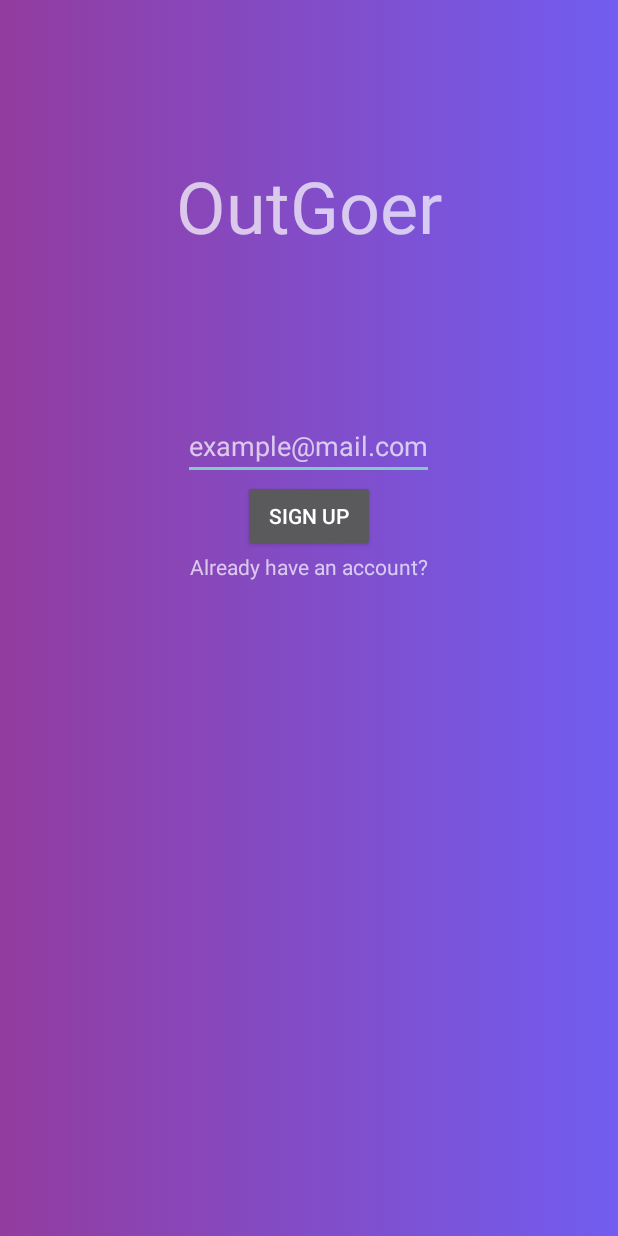
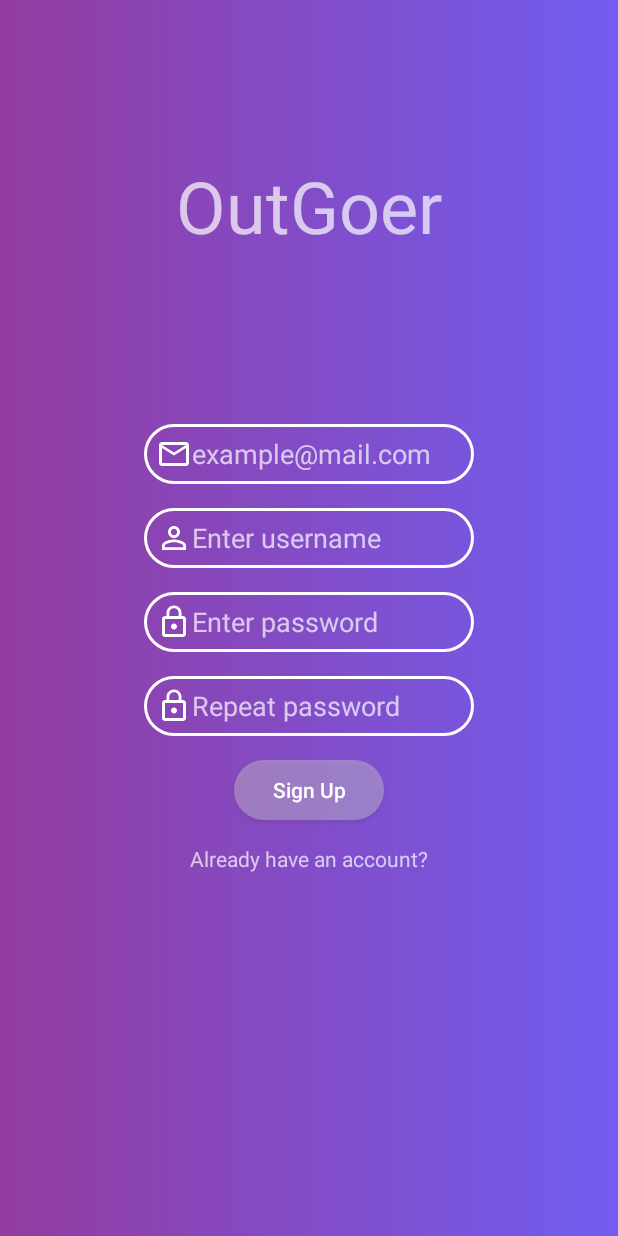
Before and after one commit to MatWoj27/out-goer, an Android app: the screen it shows after launch (LoginActivity), after a tap on an icon or button, on a phone screen of 412 x 824 dp. Run offline under Robolectric (Android 15) with nearby library versions, the phone set to English and light mode, and no system bars; our stand-ins replace ButterKnife.

Commit message:
Sign up fragment layout designed

```diff
--- /dev/null
+++ b/app/src/main/res/drawable/mail_outline.xml
@@ -0,0 +1,9 @@
+<vector xmlns:android="http://schemas.android.com/apk/res/android"
+    android:width="24dp"
+    android:height="24dp"
+    android:viewportHeight="24.0"
+    android:viewportWidth="24.0">
+    <path
+        android:fillColor="#FFFFFF"
+        android:pathData="M20,4L4,4c-1.1,0 -1.99,0.9 -1.99,2L2,18c0,1.1 0.9,2 2,2h16c1.1,0 2,-0.9 2,-2L22,6c0,-1.1 -0.9,-2 -2,-2zM20,18L4,18L4,8l8,5 8,-5v10zM12,11L4,6h16l-8,5z" />
+</vector>
--- a/app/src/main/res/layout/fragment_sign_up.xml
+++ b/app/src/main/res/layout/fragment_sign_up.xml
@@ -8,20 +8,69 @@
 
     <EditText
         android:id="@+id/mail"
-        android:layout_width="wrap_content"
-        android:layout_height="wrap_content"
-        android:hint="@string/mail_hint" />
+        android:layout_width="@dimen/login_edit_text_width"
+        android:layout_height="@dimen/login_edit_text_height"
+        android:layout_margin="8dp"
+        android:background="@drawable/rounded_edit_text"
+        android:drawableLeft="@drawable/mail_outline"
+        android:hint="@string/mail_hint"
+        android:inputType="textEmailAddress"
+        android:maxLines="1"
+        android:paddingLeft="8dp"
+        android:paddingRight="8dp" />
+
+    <EditText
+        android:id="@+id/username"
+        android:layout_width="@dimen/login_edit_text_width"
+        android:layout_height="@dimen/login_edit_text_height"
+        android:layout_margin="8dp"
+        android:background="@drawable/rounded_edit_text"
+        android:drawableLeft="@drawable/person_outline"
+        android:hint="@string/set_username_hint"
+        android:inputType="text"
+        android:maxLines="1"
+        android:paddingLeft="8dp"
+        android:paddingRight="8dp" />
+
+    <EditText
+        android:id="@+id/password"
+        android:layout_width="@dimen/login_edit_text_width"
+        android:layout_height="@dimen/login_edit_text_height"
+        android:layout_margin="8dp"
+        android:background="@drawable/rounded_edit_text"
+        android:drawableLeft="@drawable/lock_outline"
+        android:hint="@string/set_password_hint"
+        android:inputType="textPassword"
+        android:paddingLeft="8dp"
+        android:paddingRight="8dp" />
+
+    <EditText
+        android:id="@+id/repeat_password"
+        android:layout_width="@dimen/login_edit_text_width"
+        android:layout_height="@dimen/login_edit_text_height"
+        android:layout_margin="8dp"
+        android:background="@drawable/rounded_edit_text"
+        android:drawableLeft="@drawable/lock_outline"
+        android:hint="@string/repeat_password_hint"
+        android:inputType="textPassword"
+        android:paddingLeft="8dp"
+        android:paddingRight="8dp" />
 
     <Button
         android:id="@+id/sign_up_btn"
-        android:layout_width="wrap_content"
-        android:layout_height="wrap_content"
-        android:text="@string/sign_up" />
+        android:layout_width="100dp"
+        android:layout_height="40dp"
+        android:layout_margin="8dp"
+        android:background="@drawable/rounded_btn"
+        android:text="@string/sign_up"
+        android:textAllCaps="false" />
 
     <TextView
         android:id="@+id/sign_in"
         android:layout_width="wrap_content"
         android:layout_height="wrap_content"
+        android:layout_margin="8dp"
+        android:clickable="true"
         android:text="@string/go_to_sign_in" />
 
 </LinearLayout>
--- a/app/src/main/res/values/strings.xml
+++ b/app/src/main/res/values/strings.xml
@@ -5,6 +5,9 @@
     <string name="sign_in">Sign In</string>
     <string name="go_to_sign_up">Don\'t have an account?</string>
     <string name="mail_hint">example@mail.com</string>
+    <string name="set_username_hint">Enter username</string>
+    <string name="set_password_hint">Enter password</string>
+    <string name="repeat_password_hint">Repeat password</string>
     <string name="sign_up">Sign Up</string>
     <string name="forgot_password">Forgot password?</string>
     <string name="go_to_sign_in">Already have an account?</string>
```
